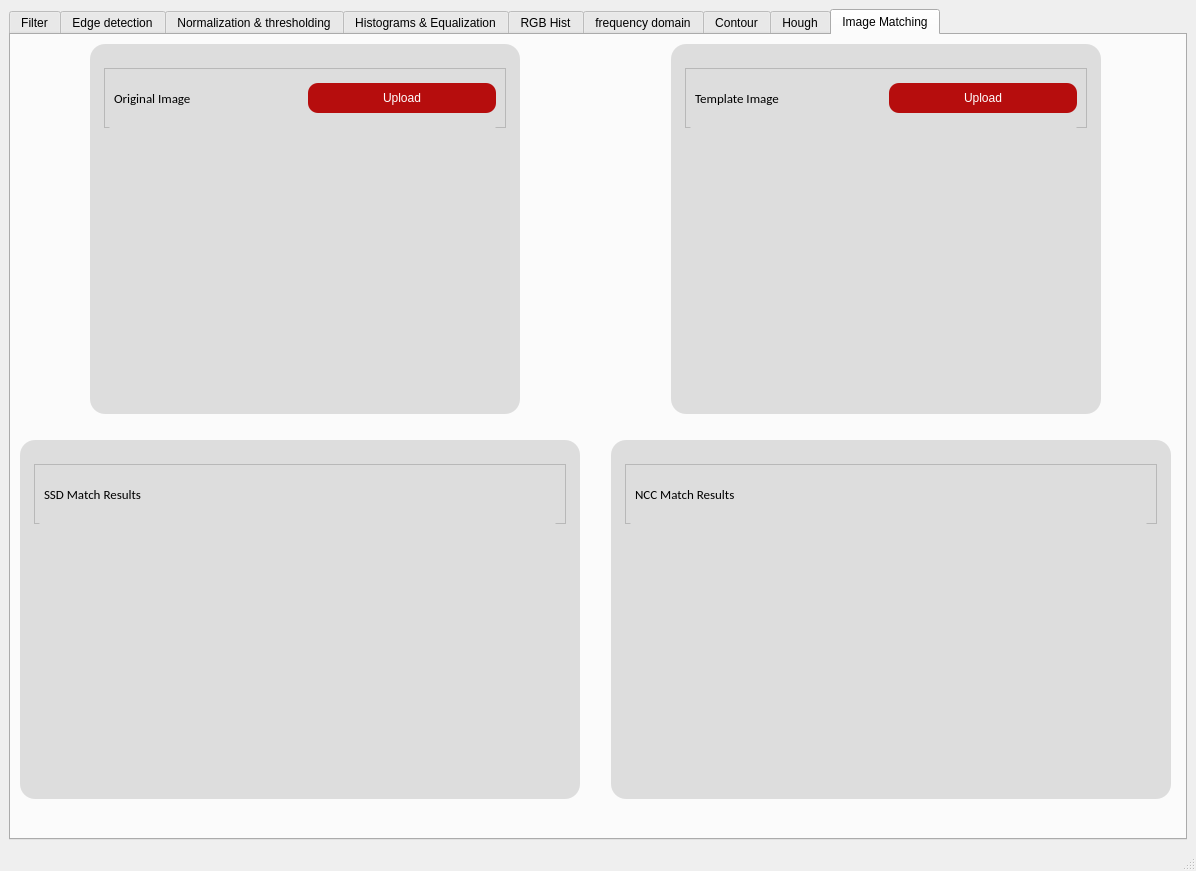
This is task1.ui in Mohamed-hazem-mahrous/computer_vision_toolkit as Qt 5 draws it before an edit. The edited form follows.
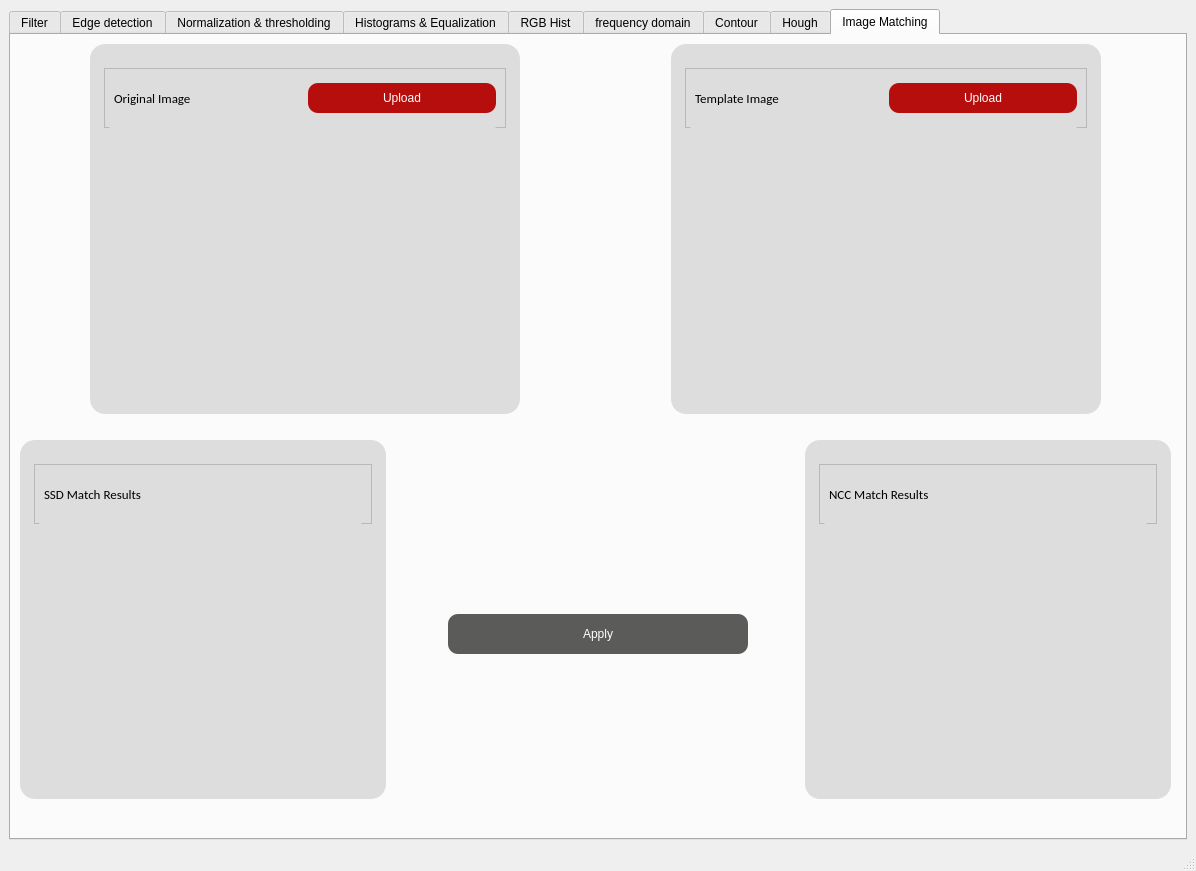
This is the edited form. Icons and pictures are not drawn. Custom widgets are drawn as their Qt base class.

```diff
--- a/task1.ui
+++ b/task1.ui
@@ -5692,7 +5692,49 @@
              </layout>
             </item>
             <item>
-             <layout class="QGridLayout" name="gridLayout_103"/>
+             <layout class="QGridLayout" name="gridLayout_103">
+              <item row="0" column="0">
+               <widget class="QWidget" name="widget" native="true">
+                <layout class="QHBoxLayout" name="horizontalLayout_5">
+                 <item>
+                  <widget class="QPushButton" name="match_apply_btn">
+                   <property name="minimumSize">
+                    <size>
+                     <width>0</width>
+                     <height>40</height>
+                    </size>
+                   </property>
+                   <property name="maximumSize">
+                    <size>
+                     <width>300</width>
+                     <height>16777215</height>
+                    </size>
+                   </property>
+                   <property name="styleSheet">
+                    <string notr="true">QPushButton {
+    width: 50%;
+    background-color: rgb(91, 91, 90); /* Replace with the corresponding color value for --dark-grey in your application */
+    color: white;
+    border-radius: 10px;
+    text-align: center;
+
+}
+
+QPushButton:hover {
+    background-color: white;
+color:red /* Replace with the corresponding color value for --darkest-color in your application */
+}
+</string>
+                   </property>
+                   <property name="text">
+                    <string>Apply</string>
+                   </property>
+                  </widget>
+                 </item>
+                </layout>
+               </widget>
+              </item>
+             </layout>
             </item>
             <item>
              <layout class="QHBoxLayout" name="horizontalLayout_55">
```
Left out of the diff: 2 changed lines with no effect on the pictures.
